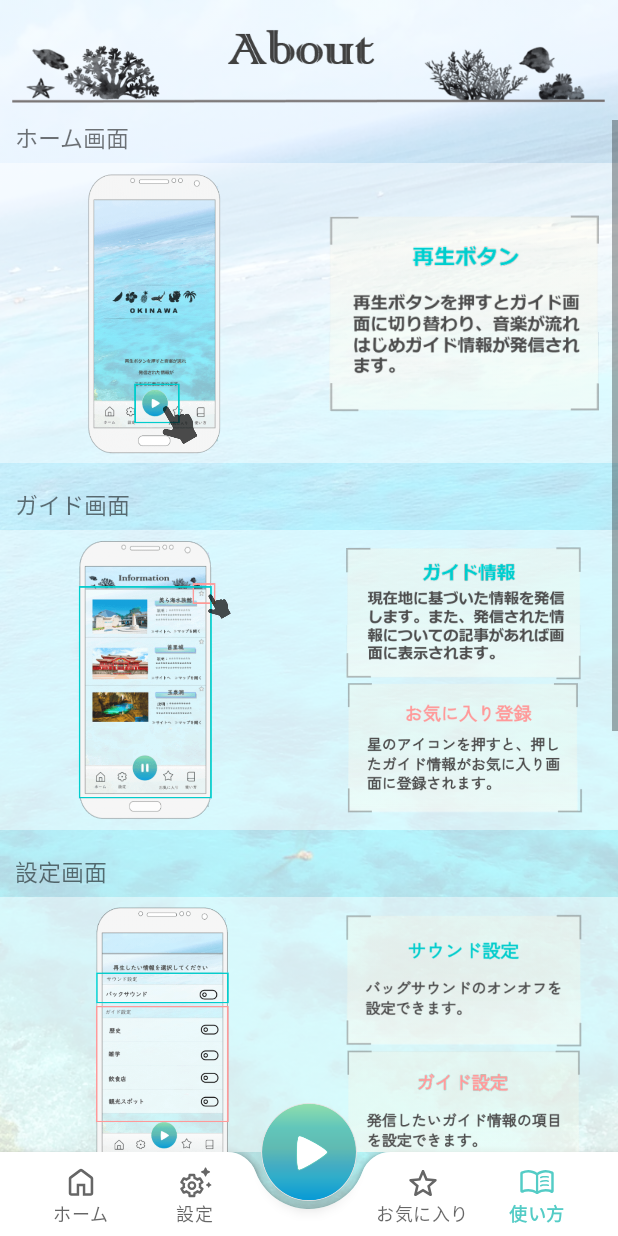
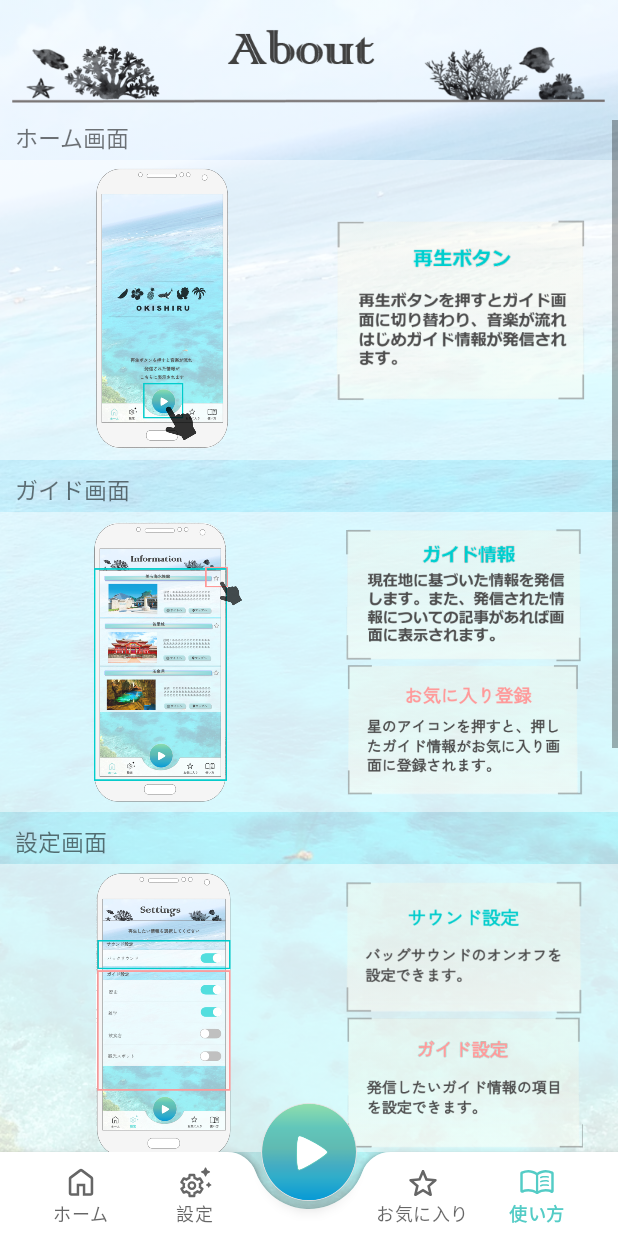
Before and after one commit to ssi17/okishiru, an Android app: the AboutFragment screen opened through its navigation route, on a phone screen of 412 x 824 dp. Run offline under Robolectric (Android 15) with nearby library versions, the phone set to English and light mode, and no system bars; our stand-ins replace Room's generated code, data binding, navigation-ui.

Commit message:
画像の差し替えとオブジェクトのバランス調整

```diff
--- a/app/src/main/res/layout/fragment_about.xml
+++ b/app/src/main/res/layout/fragment_about.xml
@@ -49,7 +49,7 @@
                         android:text="@string/about_home_title"
                         android:textSize="15sp"
                         android:paddingStart="10dp"
-                        android:paddingBottom="5dp"
+                        android:paddingBottom="3dp"
                         app:layout_constraintStart_toStartOf="parent"
                         app:layout_constraintTop_toTopOf="parent" />
 
@@ -68,8 +68,8 @@
                         android:id="@+id/homeText"
                         android:layout_width="0dp"
                         android:layout_height="200dp"
-                        android:paddingRight="10dp"
-                        android:paddingLeft="10dp"
+                        android:paddingRight="20dp"
+                        android:paddingLeft="15dp"
                         android:background="@color/white_77"
                         android:src="@drawable/about_home_text"
                         android:contentDescription="@string/description_home_text"
@@ -82,11 +82,11 @@
                         android:id="@+id/guideTitle"
                         android:layout_width="wrap_content"
                         android:layout_height="wrap_content"
-                        android:layout_marginTop="16dp"
+                        android:layout_marginTop="8dp"
                         android:text="@string/about_guide_title"
                         android:textSize="15sp"
                         android:paddingStart="10dp"
-                        android:paddingBottom="5dp"
+                        android:paddingBottom="3dp"
                         app:layout_constraintStart_toStartOf="parent"
                         app:layout_constraintTop_toBottomOf="@id/homeImage" />
 
@@ -130,11 +130,11 @@
                         android:id="@+id/settingTitle"
                         android:layout_width="wrap_content"
                         android:layout_height="wrap_content"
-                        android:layout_marginTop="16dp"
+                        android:layout_marginTop="8dp"
                         android:text="@string/about_setting_title"
                         android:textSize="15sp"
                         android:paddingStart="10dp"
-                        android:paddingBottom="5dp"
+                        android:paddingBottom="3dp"
                         app:layout_constraintStart_toStartOf="parent"
                         app:layout_constraintTop_toBottomOf="@id/guideImage" />
 
@@ -178,12 +178,12 @@
                     <TextView
                         android:layout_width="match_parent"
                         android:layout_height="wrap_content"
-                        android:layout_marginTop="16dp"
+                        android:layout_marginTop="8dp"
                         android:id="@+id/favoriteTitle"
                         android:text="@string/about_favorite_title"
                         android:textSize="15sp"
                         android:paddingStart="10dp"
-                        android:paddingBottom="5dp"
+                        android:paddingBottom="3dp"
                         app:layout_constraintTop_toBottomOf="@id/settingImage"
                         app:layout_constraintStart_toStartOf="parent" />
 
@@ -201,8 +201,8 @@
                     <ImageView
                         android:layout_width="0dp"
                         android:layout_height="200dp"
-                        android:paddingRight="10dp"
-                        android:paddingLeft="10dp"
+                        android:paddingRight="20dp"
+                        android:paddingLeft="15dp"
                         android:id="@+id/favoriteText"
                         android:src="@drawable/about_favorite_text"
                         android:background="@color/white_77"
```
Also changed, not shown: app/src/main/res/drawable/about_favorite_img.png, app/src/main/res/drawable/about_guide_img.png, app/src/main/res/drawable/about_home_img.png, app/src/main/res/drawable/about_setting_img.png.
